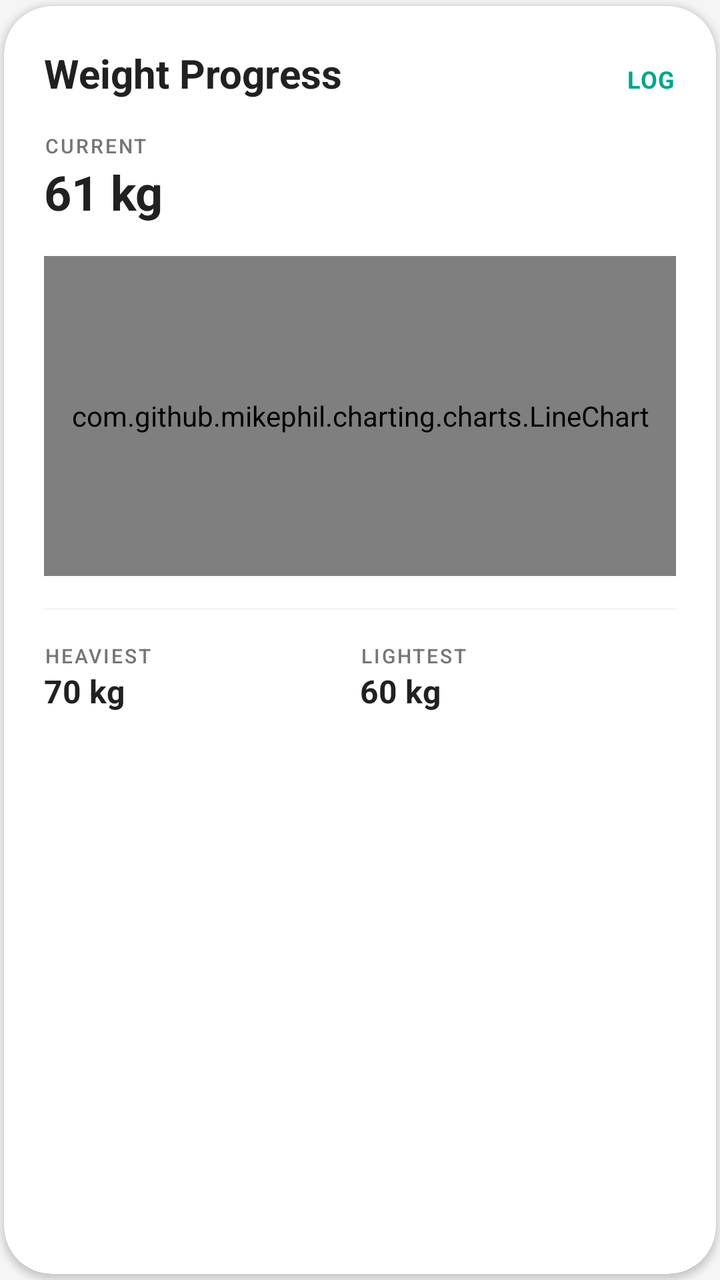
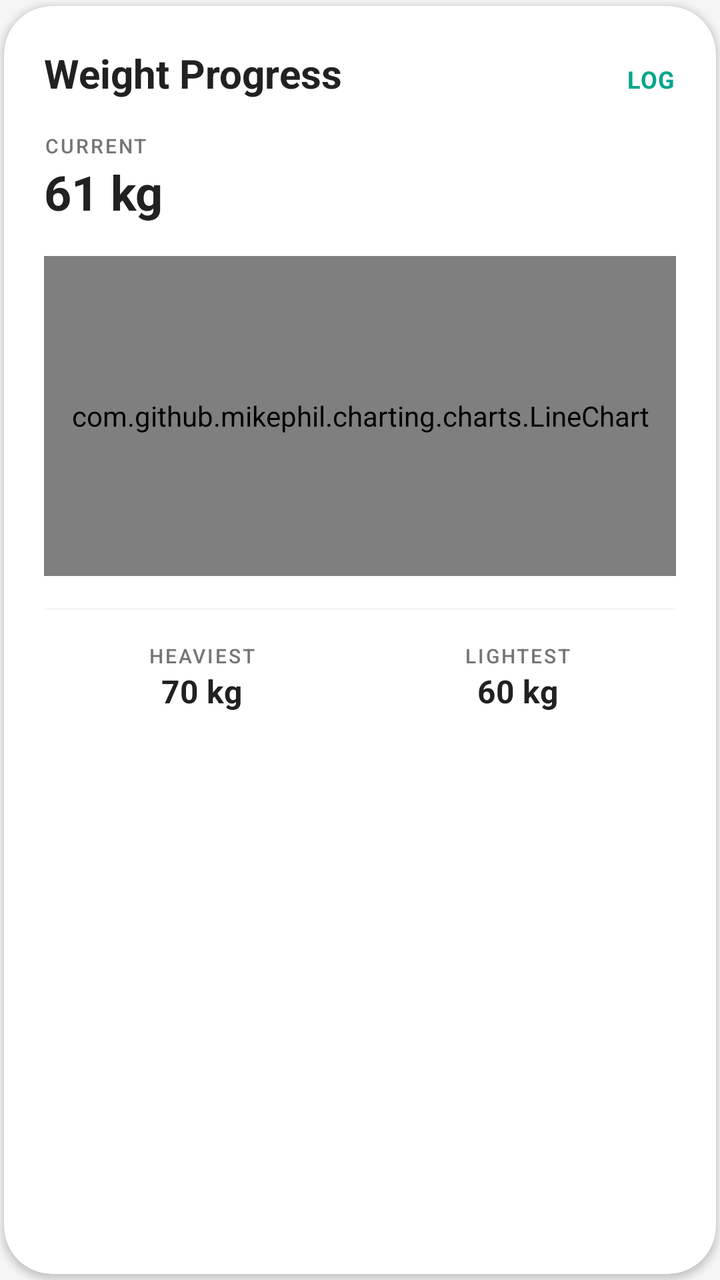

Before-and-after screenshots of an Android layout around one commit, followed by the original layout XML and the change that was made.
<!-- AndroidManifest.xml: application theme Theme.Nutriority -->
<!-- res/layout/item_line_chart.xml -->
<?xml version="1.0" encoding="utf-8"?>
<com.google.android.material.card.MaterialCardView
    xmlns:android="http://schemas.android.com/apk/res/android"
    xmlns:app="http://schemas.android.com/apk/res-auto"
    xmlns:tools="http://schemas.android.com/tools"
    android:layout_width="match_parent"
    android:layout_height="wrap_content"
    android:layout_marginTop="16dp"
    app:cardBackgroundColor="@android:color/white"
    app:cardCornerRadius="24dp"
    app:cardElevation="2dp"
    app:cardPreventCornerOverlap="false"
    app:cardUseCompatPadding="true"
    app:strokeWidth="0dp">

    <androidx.constraintlayout.widget.ConstraintLayout
        android:layout_width="match_parent"
        android:layout_height="wrap_content"
        android:background="@android:color/transparent"
        android:padding="20dp">

        <TextView
            android:id="@+id/text_weight_title"
            android:layout_width="wrap_content"
            android:layout_height="wrap_content"
            android:fontFamily="sans-serif"
            android:textStyle="bold"
            android:text="Weight Progress"
            android:textColor="#212121"
            android:textSize="20sp"
            app:layout_constraintStart_toStartOf="parent"
            app:layout_constraintTop_toTopOf="parent" />

        <TextView
            android:layout_width="wrap_content"
            android:layout_height="wrap_content"
            android:fontFamily="sans-serif"
            android:textStyle="bold"
            android:text="LOG"
            android:textColor="@color/green"
            android:textSize="12sp"
            android:letterSpacing="0.05"
            app:layout_constraintBaseline_toBaselineOf="@id/text_weight_title"
            app:layout_constraintEnd_toEndOf="parent" />

        <LinearLayout
            android:id="@+id/current_weight_container"
            android:layout_width="wrap_content"
            android:layout_height="wrap_content"
            android:layout_marginTop="16dp"
            android:orientation="vertical"
            app:layout_constraintStart_toStartOf="parent"
            app:layout_constraintTop_toBottomOf="@id/text_weight_title">

            <TextView
                android:layout_width="wrap_content"
                android:layout_height="wrap_content"
                android:fontFamily="sans-serif-medium"
                android:text="CURRENT"
                android:textColor="#757575"
                android:textSize="10sp"
                android:letterSpacing="0.1" />

            <TextView
                android:layout_width="wrap_content"
                android:layout_height="wrap_content"
                android:fontFamily="sans-serif"
                android:textStyle="bold"
                android:text="61 kg"
                android:textColor="#212121"
                android:textSize="24sp" />
        </LinearLayout>

        <com.github.mikephil.charting.charts.LineChart
            android:id="@+id/line_chart"
            android:layout_width="0dp"
            android:layout_height="160dp"
            android:layout_marginTop="16dp"
            app:layout_constraintEnd_toEndOf="parent"
            app:layout_constraintStart_toStartOf="parent"
            app:layout_constraintTop_toBottomOf="@id/current_weight_container" />

        <View
            android:id="@+id/divider"
            android:layout_width="match_parent"
            android:layout_height="1dp"
            android:layout_marginTop="16dp"
            android:background="#F5F5F5"
            app:layout_constraintTop_toBottomOf="@id/line_chart" />

        <LinearLayout
            android:layout_width="match_parent"
            android:layout_height="wrap_content"
            android:layout_marginTop="16dp"
            android:orientation="horizontal"
            app:layout_constraintTop_toBottomOf="@id/divider">

            <LinearLayout
                android:layout_width="0dp"
                android:layout_height="wrap_content"
                android:layout_weight="1"
                android:orientation="vertical">

                <TextView
                    android:layout_width="wrap_content"
                    android:layout_height="wrap_content"
                    android:fontFamily="sans-serif-medium"
                    android:text="HEAVIEST"
                    android:textColor="#757575"
                    android:textSize="10sp"
                    android:letterSpacing="0.1" />

                <TextView
                    android:layout_width="wrap_content"
                    android:layout_height="wrap_content"
                    android:fontFamily="sans-serif"
                    android:textStyle="bold"
                    android:text="70 kg"
                    android:textColor="#212121"
                    android:textSize="16sp" />
            </LinearLayout>

            <LinearLayout
                android:layout_width="0dp"
                android:layout_height="wrap_content"
                android:layout_weight="1"
                android:orientation="vertical">

                <TextView
                    android:layout_width="wrap_content"
                    android:layout_height="wrap_content"
                    android:fontFamily="sans-serif-medium"
                    android:text="LIGHTEST"
                    android:textColor="#757575"
                    android:textSize="10sp"
                    android:letterSpacing="0.1" />

                <TextView
                    android:layout_width="wrap_content"
                    android:layout_height="wrap_content"
                    android:fontFamily="sans-serif"
                    android:textStyle="bold"
                    android:text="60 kg"
                    android:textColor="#212121"
                    android:textSize="16sp" />
            </LinearLayout>
        </LinearLayout>
    </androidx.constraintlayout.widget.ConstraintLayout>
</com.google.android.material.card.MaterialCardView>
<!-- resources referenced by this layout -->
<resources>
  <color name="green">#00A78B</color>
  <style name="Theme.Nutriority" parent="Base.Theme.Nutriority" />
  <style name="Base.Theme.Nutriority" parent="Theme.Material3.Light.NoActionBar">
          <item name="android:windowBackground">#F5F5F5</item>
          <item name="android:windowDrawsSystemBarBackgrounds">true</item>
          <item name="android:statusBarColor">@android:color/transparent</item>
          <item name="android:windowLightStatusBar">true</item>
          <item name="android:navigationBarColor">@android:color/transparent</item>
          <item name="android:windowLightNavigationBar" tools:ignore="NewApi">true</item>
          <item name="android:enforceNavigationBarContrast" tools:ignore="NewApi">false</item>
      </style>
</resources>

<!-- the commit's change to res/layout/item_line_chart.xml (unified diff, before → after) -->
@@ -99,6 +99,7 @@
                 android:layout_width="0dp"
                 android:layout_height="wrap_content"
                 android:layout_weight="1"
+                android:gravity="center"
                 android:orientation="vertical">
 
                 <TextView
@@ -124,6 +125,7 @@
                 android:layout_width="0dp"
                 android:layout_height="wrap_content"
                 android:layout_weight="1"
+                android:gravity="center"
                 android:orientation="vertical">
 
                 <TextView
